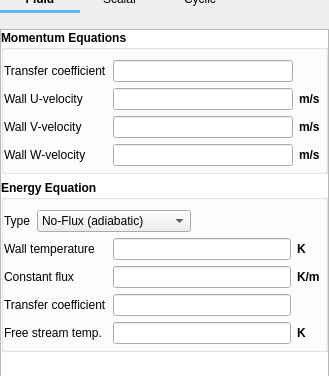
truongd8593/mfix, file mfixgui/uifiles/boundary_conditions.ui: the form before one commit; both pictures show x 0 to 329 and y 126 to 502 of the 329 by 861 pixel window.
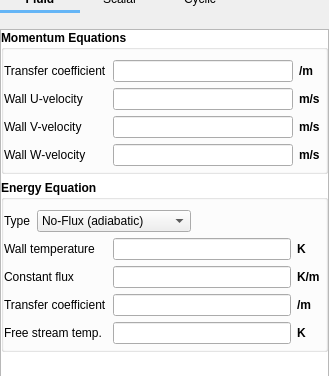
The form after the commit. Custom widgets are drawn as their Qt base class.

Commit message: units for 'hw' keys

Diff of the .ui file:
```diff
--- a/mfixgui/uifiles/boundary_conditions.ui
+++ b/mfixgui/uifiles/boundary_conditions.ui
@@ -447,7 +447,7 @@
                    <item row="0" column="2">
                     <widget class="QLabel" name="label_bc_hw_g_units">
                      <property name="text">
-                      <string/>
+                      <string>/m</string>
                      </property>
                     </widget>
                    </item>
@@ -678,7 +678,7 @@
                    <item row="3" column="2">
                     <widget class="QLabel" name="label_bc_hw_t_g_units">
                      <property name="text">
-                      <string/>
+                      <string>/m</string>
                      </property>
                     </widget>
                    </item>
```
Left out of the diff: 4 changed lines with no effect on the pictures.
